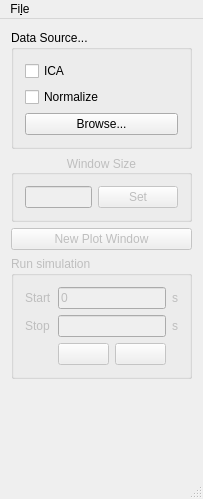
This is veegs/mainwindow.ui in Xiul109/VEEGS as Qt 5 draws it before an edit. The edited form follows.
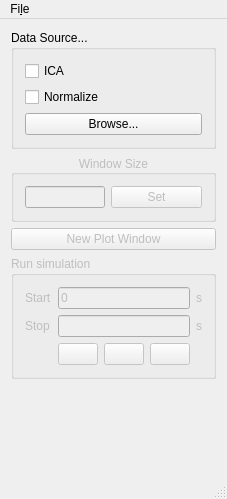
This is the edited form. Icons and pictures are not drawn.

Commit message: Added a pause button whichs pause the animation and when clicked only allow interaction with play, stop buttons and plotsWindows. Also fixed some bugs related with play, pause and stop buttons.

```diff
--- a/veegs/mainwindow.ui
+++ b/veegs/mainwindow.ui
@@ -155,31 +155,31 @@
          </property>
         </widget>
        </item>
-       <item row="0" column="1" colspan="2">
+       <item row="0" column="1" colspan="3">
         <widget class="QLineEdit" name="startInput">
          <property name="text">
           <string>0</string>
          </property>
         </widget>
        </item>
-       <item row="1" column="3">
+       <item row="1" column="4">
         <widget class="QLabel" name="label_7">
          <property name="text">
           <string>s</string>
          </property>
         </widget>
        </item>
-       <item row="1" column="1" colspan="2">
+       <item row="1" column="1" colspan="3">
         <widget class="QLineEdit" name="stopInput"/>
        </item>
-       <item row="0" column="3">
+       <item row="0" column="4">
         <widget class="QLabel" name="label_5">
          <property name="text">
           <string>s</string>
          </property>
         </widget>
        </item>
-       <item row="3" column="2">
+       <item row="3" column="3">
         <widget class="QPushButton" name="stopButton">
          <property name="text">
           <string/>
@@ -201,6 +201,17 @@
          </property>
         </widget>
        </item>
+       <item row="3" column="2">
+        <widget class="QPushButton" name="pauseButton">
+         <property name="text">
+          <string/>
+         </property>
+         <property name="icon">
+          <iconset>
+           <normaloff>resources/pause.png</normaloff>resources/pause.png</iconset>
+         </property>
+        </widget>
+       </item>
       </layout>
      </widget>
     </item>
```
The commit also changes 2 other files.
